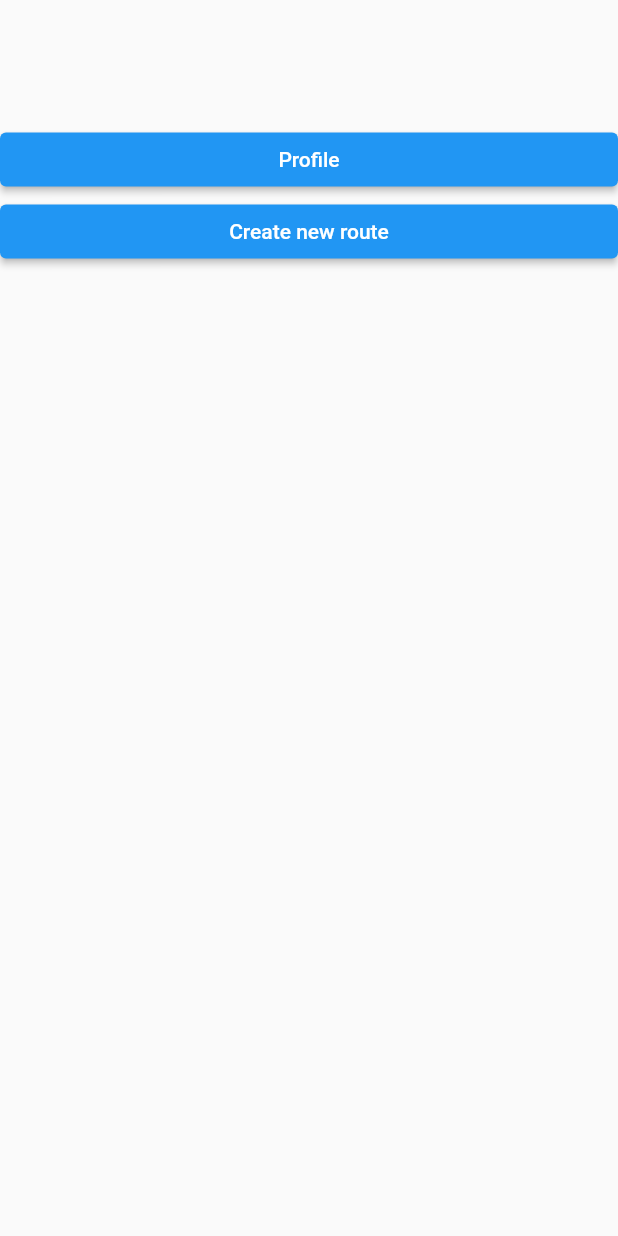
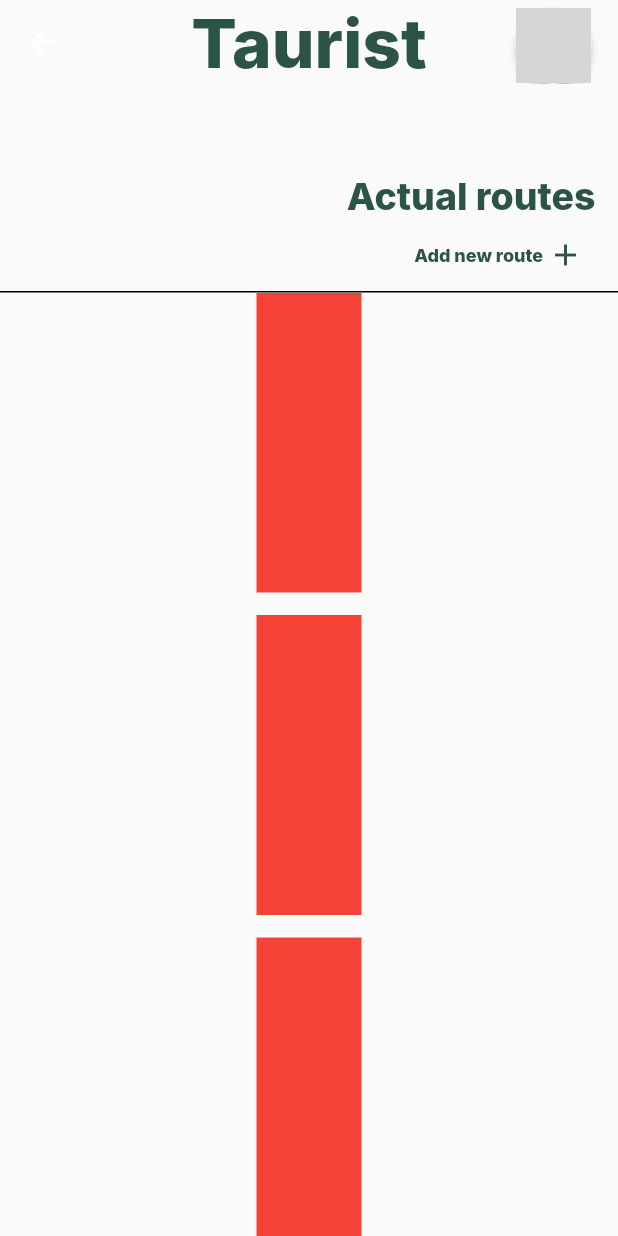
Before and after one commit to nikzor/taurist, a Flutter app: the RoutesPage screen opened by its route, on a phone screen of 412 x 824 dp. Run offline on Flutter 3.47's test engine with Material 2 defaults, Android fonts, the phone set to English and light mode, and no system bars; our stand-ins replace cloud_firestore, email_validator, file_picker, firebase_auth, firebase_core, firebase_crashlytics and 5 more; missing offline and left inert: gpx; accounts and stored records are empty; network calls fail; Roboto replaces fonts that are missing (Inter); grey boxes are pictures that could not be loaded.

Commit message:
Main screen changes

```diff
--- a/lib/screens/routesScreen/main_screen.dart
+++ b/lib/screens/routesScreen/main_screen.dart
@@ -18,8 +18,81 @@ class RoutesPageState extends State<RoutesPage> {
   @override
   Widget build(BuildContext context) {
     return Scaffold(
+        appBar: AppBar(
+          title: Text('Taurist', style: TextStyle(fontFamily: 'Inter', color: Color.fromRGBO(44, 83, 72, 1), fontSize: 45, fontWeight: FontWeight.w800),),
+          centerTitle: true,
+
+          backgroundColor: Colors.transparent /*Colors.red*/,
+          elevation: 0,
+          actions: [
+              Padding(
+                padding: EdgeInsets.only(right: 2, top: 5),
+                child: ElevatedButton(onPressed: () => Get.toNamed(Routes.profilePage),
+                  style: ElevatedButton.styleFrom(
+                    primary: Colors.white,
+                    shape: CircleBorder(),
+
+                  ),
+                child: CircleAvatar(
+                  backgroundColor: Colors.black12,
+                  backgroundImage: NetworkImage(
+                      'https://c.tenor.com/n_iyW_O2YOUAAAAM/popcat-cat.gif'),
+                  radius: 25,
+                ),
+                ),
+              ),
+          ],
+        ),
       body: SafeArea(
-        child: CustomScrollView(
+        child: Container(
+          height: Get.height,
+          width: Get.width,
+          child: Column(
+            children: [
+              SizedBox(height: 60,),
+              Row(
+                mainAxisAlignment: MainAxisAlignment.end,
+                children: [Text("Actual routes", style: TextStyle(fontFamily: 'Inter', color: Color.fromRGBO(44, 83, 72, 1), fontSize: 25, fontWeight: FontWeight.w800),),
+                SizedBox(width: 15,),
+                ],
+              ),
+              Row(
+                mainAxisAlignment: MainAxisAlignment.end,
+                children: [TextButton( onPressed: () {  }, child: Row(children: [Text("Add new route", style: TextStyle(fontFamily: 'Inter', color: Color.fromRGBO(44, 83, 72, 1), fontSize: 12, fontWeight: FontWeight.w800)), SizedBox(width: 3,),Icon(Icons.add, color: Color.fromRGBO(44, 83, 72, 1) ,)],) ,),
+                  SizedBox(width: 15,),
+                ],
+              ),
+              Container(height: 1,
+                  width: double.infinity,
+                color: Colors.black,
+              ),
+              Expanded(child:Container(
+                height: double.infinity,
+                width: double.infinity,
+                child: (
+                    SingleChildScrollView(
+                      controller: ScrollController(
+                      ),
+                      scrollDirection: Axis.vertical,
+                      child: Column(
+                        children: [
+                          Container(width: 70, height: 200, color: Colors.red,),
+                          SizedBox(height: 15,),
+                          Container(width: 70, height: 200, color: Colors.red,),
+                          SizedBox(height: 15,),
+                          Container(width: 70, height: 200,color: Colors.red,),
+                          SizedBox(height: 15,),
+                        ],
+                      ),
+                    )
+                ),
+
+              ) )
+
+            ],
+          ),
+
+        )/* CustomScrollView(
           slivers: [
             FutureBuilder(
               future: routesController.list(),
@@ -43,10 +116,10 @@ class RoutesPageState extends State<RoutesPage> {
                       SizedBox(
                         height: Get.height * 0.1,
                       ),
-                      ElevatedButton(
+                      *//*ElevatedButton(
                         onPressed: () => Get.toNamed(Routes.profilePage),
                         child: Text('Profile'),
-                      ),
+                      ),*//*
                       ElevatedButton(
                         onPressed: () => Get.toNamed(Routes.newRouteScreen),
                         child: Text('Create new route'),
@@ -64,7 +137,7 @@ class RoutesPageState extends State<RoutesPage> {
               },
             ),
           ],
-        ),
+        )*/,
       ),
     );
   }
```
